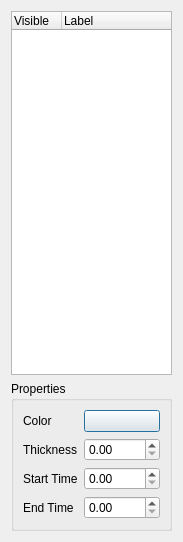
Above: trunk/src/edr/src/plugins/kinematic/ui/TrajectoriesDialog.ui from mk4me/hm-mde-one before the change. Below: the same form after it.
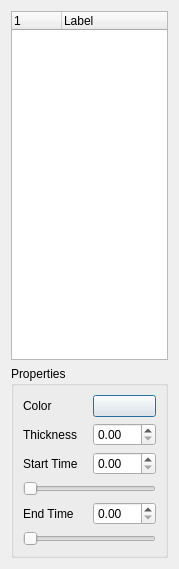
That is the form after the change. Icons and pictures are not drawn.

The edit to the form file:
```diff
--- a/trunk/src/edr/src/plugins/kinematic/ui/TrajectoriesDialog.ui
+++ b/trunk/src/edr/src/plugins/kinematic/ui/TrajectoriesDialog.ui
@@ -6,8 +6,8 @@
    <rect>
     <x>0</x>
     <y>0</y>
-    <width>183</width>
-    <height>542</height>
+    <width>179</width>
+    <height>569</height>
    </rect>
   </property>
   <property name="windowTitle">
@@ -30,7 +30,11 @@
      </attribute>
      <column>
       <property name="text">
-       <string>Visible</string>
+       <string/>
+      </property>
+      <property name="icon">
+       <iconset resource="../../../core/ui/Icons.qrc">
+        <normaloff>:/resources/icons/trajectory.png</normaloff>:/resources/icons/trajectory.png</iconset>
       </property>
      </column>
      <column>
@@ -45,7 +49,7 @@
      <property name="title">
       <string>Properties</string>
      </property>
-     <layout class="QFormLayout" name="formLayout">
+     <layout class="QGridLayout" name="gridLayout">
       <item row="0" column="0">
        <widget class="QLabel" name="colorLabel">
         <property name="text">
@@ -88,20 +92,34 @@
         </property>
        </widget>
       </item>
-      <item row="3" column="0">
+      <item row="4" column="0">
        <widget class="QLabel" name="endTimeLabel">
         <property name="text">
          <string>End Time</string>
         </property>
        </widget>
       </item>
-      <item row="3" column="1">
+      <item row="4" column="1">
        <widget class="QDoubleSpinBox" name="endTimeSpin">
         <property name="singleStep">
          <double>0.100000000000000</double>
         </property>
        </widget>
       </item>
+      <item row="5" column="0" colspan="2">
+       <widget class="QSlider" name="endSlider">
+        <property name="orientation">
+         <enum>Qt::Horizontal</enum>
+        </property>
+       </widget>
+      </item>
+      <item row="3" column="0" colspan="2">
+       <widget class="QSlider" name="startSlider">
+        <property name="orientation">
+         <enum>Qt::Horizontal</enum>
+        </property>
+       </widget>
+      </item>
      </layout>
     </widget>
    </item>
```
Left out of the diff: 4 changed lines with no effect on the pictures.
